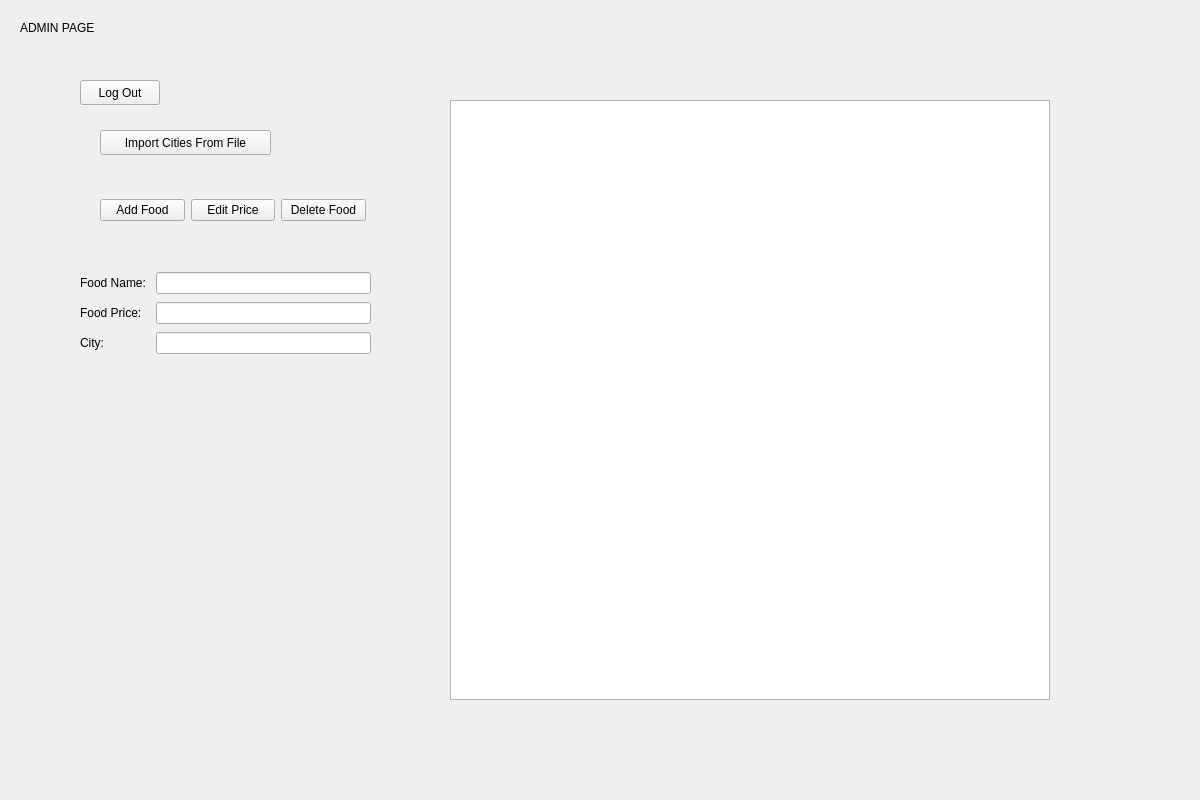
The window that qt/app/mainwindow.ui (kboniadi/European-Vacation-App) describes before a commit, drawn with Qt 5.
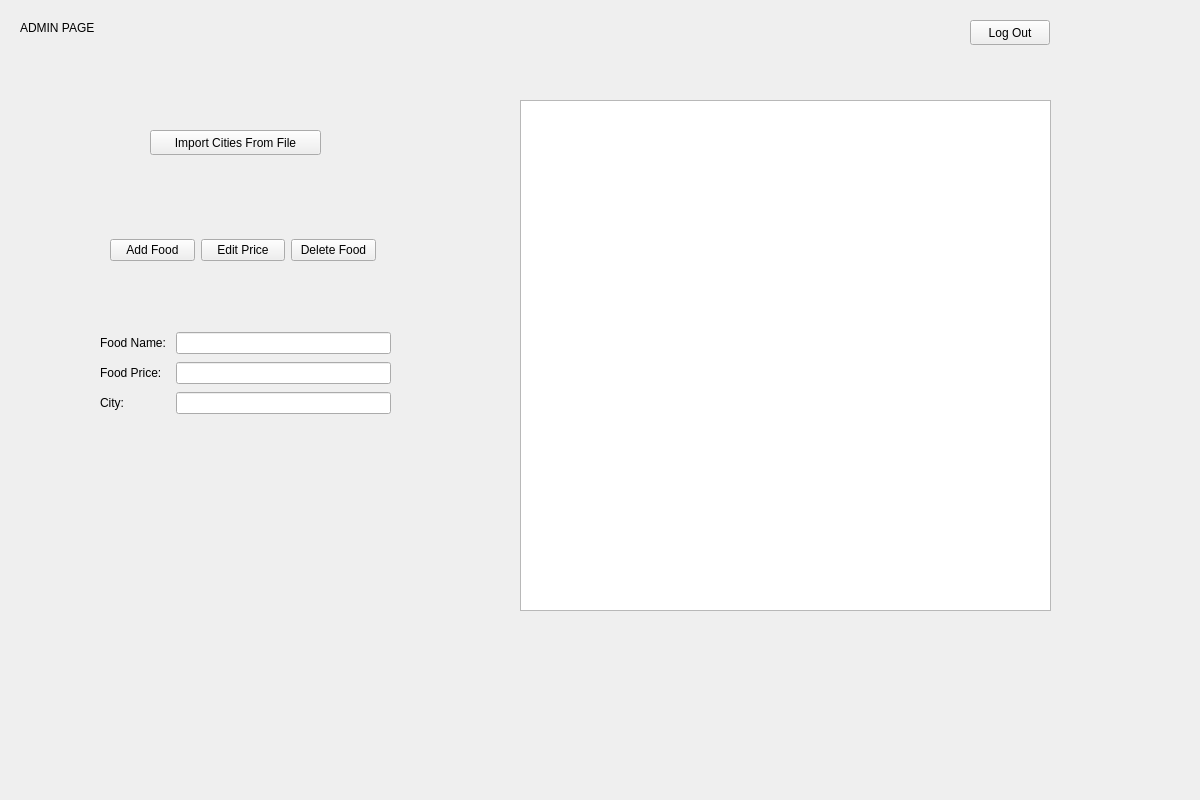
The same window after the commit. The open tabs and pages were chosen to show the change.

Commit message: import city ui working - may need to revisit if performance is an issue

```diff
--- a/qt/app/mainwindow.ui
+++ b/qt/app/mainwindow.ui
@@ -523,8 +523,8 @@
      <widget class="QPushButton" name="pushButton_admin_back">
       <property name="geometry">
        <rect>
-        <x>80</x>
-        <y>80</y>
+        <x>970</x>
+        <y>20</y>
         <width>80</width>
         <height>25</height>
        </rect>
@@ -536,8 +536,8 @@
      <widget class="QWidget" name="gridLayoutWidget_3">
       <property name="geometry">
        <rect>
-        <x>80</x>
-        <y>270</y>
+        <x>100</x>
+        <y>330</y>
         <width>291</width>
         <height>89</height>
        </rect>
@@ -575,21 +575,11 @@
        </item>
       </layout>
      </widget>
-     <widget class="QTableWidget" name="tableWidget_admin_edit">
-      <property name="geometry">
-       <rect>
-        <x>450</x>
-        <y>100</y>
-        <width>600</width>
-        <height>600</height>
-       </rect>
-      </property>
-     </widget>
      <widget class="QWidget" name="gridLayoutWidget_4">
       <property name="geometry">
        <rect>
-        <x>100</x>
-        <y>170</y>
+        <x>110</x>
+        <y>210</y>
         <width>266</width>
         <height>80</height>
        </rect>
@@ -621,7 +611,7 @@
      <widget class="QPushButton" name="pushButton_admin_import">
       <property name="geometry">
        <rect>
-        <x>100</x>
+        <x>150</x>
         <y>130</y>
         <width>171</width>
         <height>25</height>
@@ -631,6 +621,16 @@
        <string>Import Cities From File</string>
       </property>
      </widget>
+     <widget class="QTableView" name="tableView_database">
+      <property name="geometry">
+       <rect>
+        <x>520</x>
+        <y>100</y>
+        <width>531</width>
+        <height>511</height>
+       </rect>
+      </property>
+     </widget>
     </widget>
    </widget>
   </widget>
```
The commit also changes 6 other files.
